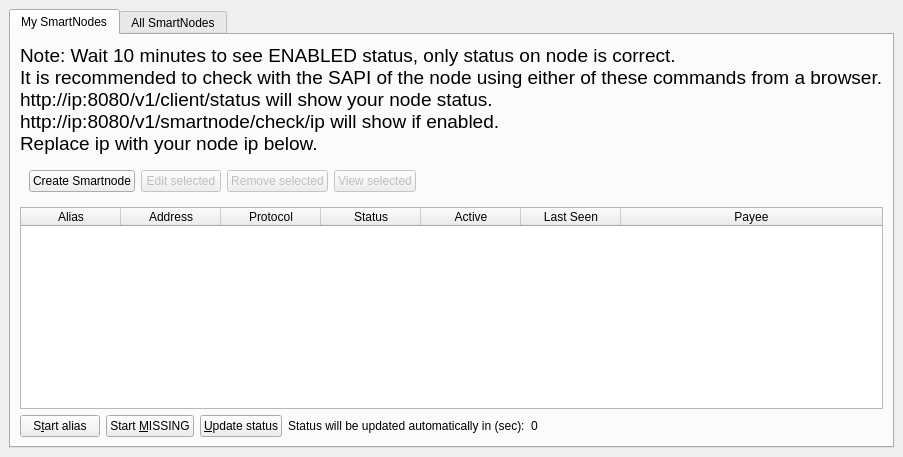
The window that src/qt/forms/smartnodelist.ui (SmartCash/Core-Smart) describes before a commit, drawn with Qt 5.
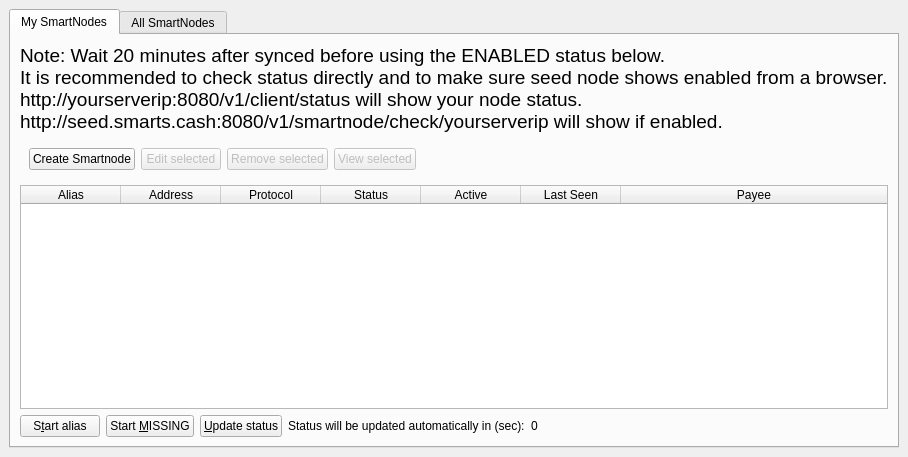
The same window after the commit.

Diff of the .ui file:
```diff
--- a/src/qt/forms/smartnodelist.ui
+++ b/src/qt/forms/smartnodelist.ui
@@ -65,7 +65,7 @@
                  </font>
                 </property>
                <property name="text">
-                <string>Note: Wait 10 minutes to see ENABLED status, only status on node is correct.&lt;br /&gt;It is recommended to check with the SAPI of the node using either of these commands from a browser.&lt;br /&gt;http://ip:8080/v1/client/status will show your node status.&lt;br /&gt;http://ip:8080/v1/smartnode/check/ip will show if enabled.&lt;br /&gt;Replace ip with your node ip below.</string>
+                <string>Note: Wait 20 minutes after synced before using the ENABLED status below.&lt;br /&gt;It is recommended to check status directly and to make sure seed node shows enabled from a browser.&lt;br /&gt;http://yourserverip:8080/v1/client/status will show your node status.&lt;br /&gt;http://seed.smarts.cash:8080/v1/smartnode/check/yourserverip will show if enabled.</string>
                </property>
               </widget>
              </item>
```
